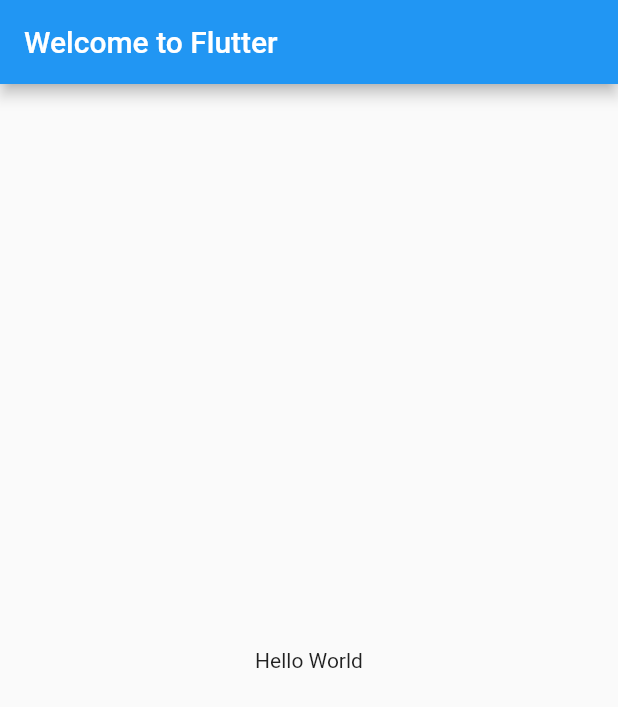
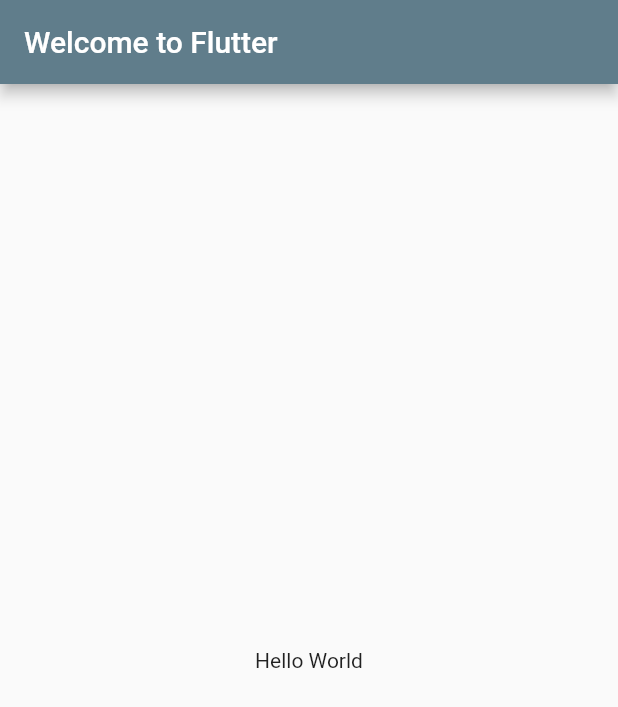
Before and after one commit to grahammkelly/flutter_app, a Flutter app: the screen it shows after launch, on a phone screen of 412 x 824 dp. Shown: the top 707 px of the screen. Run offline on Flutter 3.47's test engine with Material 2 defaults, Android fonts, the phone set to English and light mode, and no system bars.

Commit message:
Added themimg to the app (still step 1)

```diff
--- a/lib/main.dart
+++ b/lib/main.dart
@@ -7,6 +7,9 @@ class MyApp extends StatelessWidget {
   Widget build(BuildContext context) {
     return new MaterialApp(
       title: 'Welcome to Flutter',
+        theme: new ThemeData(
+          primarySwatch: Colors.blueGrey,
+        ),
       home: new Scaffold(
         appBar: new AppBar(
           title: new Text('Welcome to Flutter'),
```
